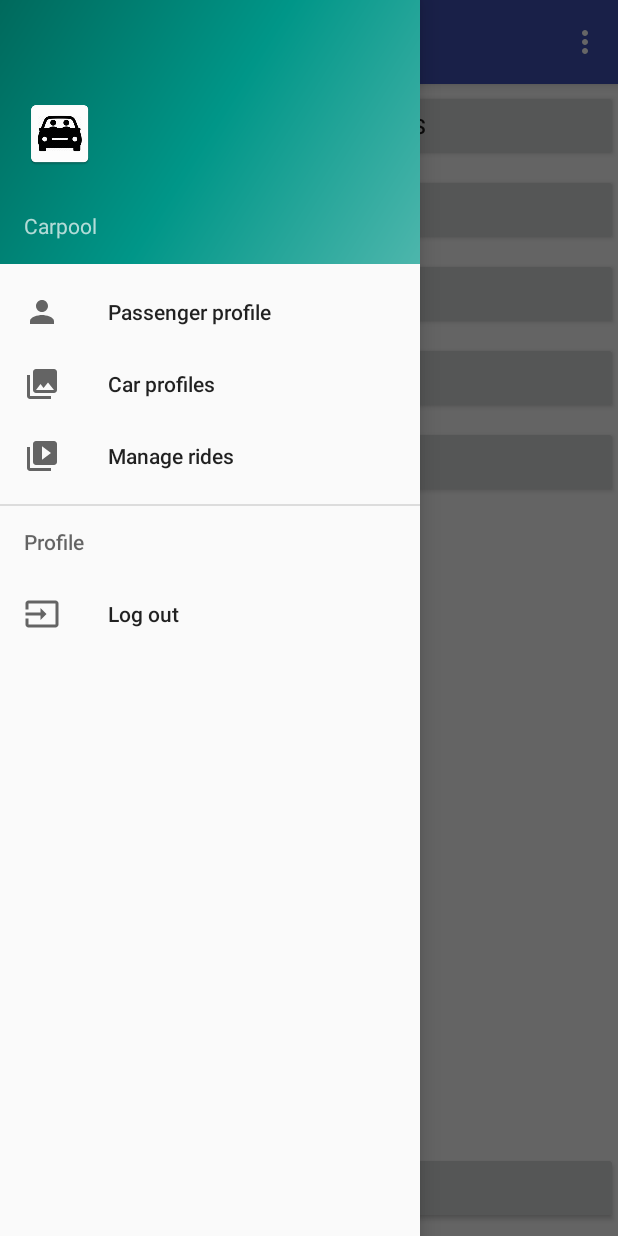
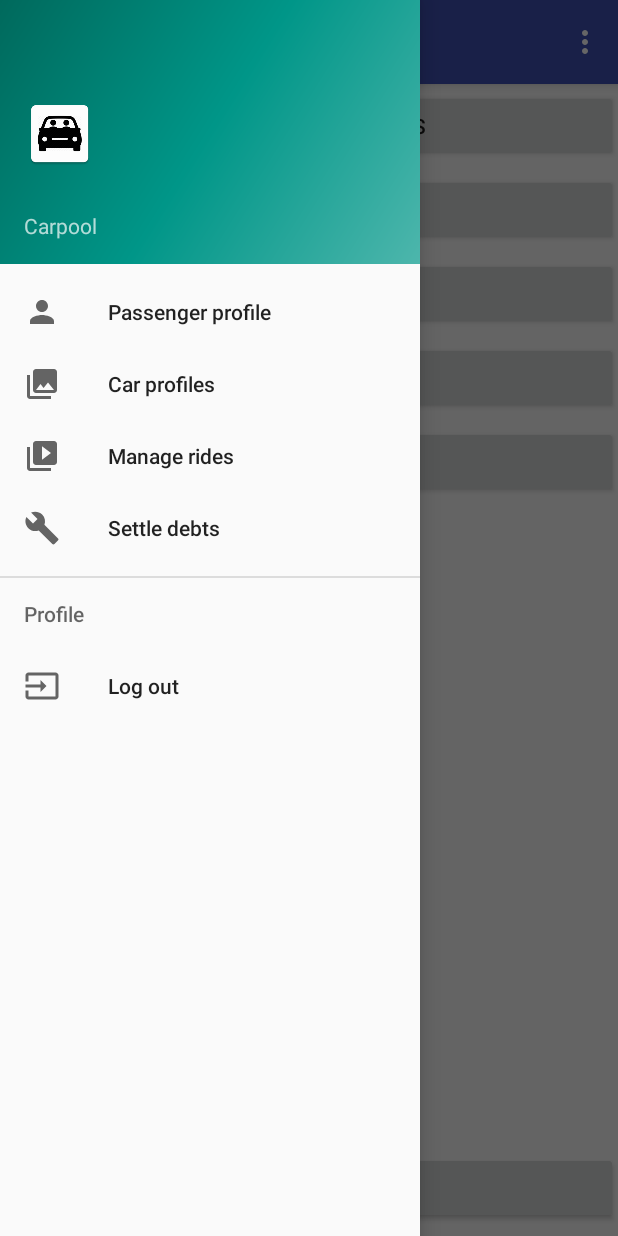
Before and after one commit to vladabraha/Carpool, an Android app: the screen it shows after launch once a user with an empty profile is signed in (Dashboard), with the side drawer open, on a phone screen of 412 x 824 dp. Run offline under Robolectric (Android 15) with nearby library versions, the light colour scheme and no system bars; our stand-ins replace Firebase (no records; nobody signed in at launch, a user with empty details on screens opened directly); libraries missing offline, so code that uses them is left out: com.firebase.ui.

Commit message:
Add settlement to navigationDrawer

```diff
--- a/app/src/main/AndroidManifest.xml
+++ b/app/src/main/AndroidManifest.xml
@@ -54,7 +54,8 @@
                   android:theme="@style/AppTheme.NoActionBar"/>
         <activity android:name=".Adapter.RideOverviewRecyclerViewAdapter" />
         <activity android:name=".Activities.FuelPrice" />
-        <activity android:name=".Activities.PassengerSettlement" />
+        <activity android:name=".Activities.PassengerSettlement"
+                  android:theme="@style/AppTheme.NoActionBar"/>
         <activity android:name=".Adapter.PassengerSettlementRecyclerViewAdapter" />
         <activity
             android:name=".Activities.NavigationDrawer"
--- a/app/src/main/java/cz/uhk/fim/brahavl1/carpoolv4/Activities/NavigationDrawer.java
+++ b/app/src/main/java/cz/uhk/fim/brahavl1/carpoolv4/Activities/NavigationDrawer.java
@@ -163,8 +163,9 @@ public class NavigationDrawer extends AppCompatActivity
         } else if (id == R.id.nav_manage_rides) {
             Intent intent = new Intent(NavigationDrawer.this, RideOverview.class);
             startActivity(intent);
-//        } else if (id == R.id.nav_manage) {
-
+        } else if (id == R.id.nav_settlement) {
+            Intent intentDebtSettlement = new Intent(NavigationDrawer.this, PassengerSettlement.class);
+            startActivity(intentDebtSettlement);
 //        } else if (id == R.id.nav_share) {
 //
         } else if (id == R.id.nav_logout) {
--- a/app/src/main/java/cz/uhk/fim/brahavl1/carpoolv4/Activities/PassengerSettlement.java
+++ b/app/src/main/java/cz/uhk/fim/brahavl1/carpoolv4/Activities/PassengerSettlement.java
@@ -31,7 +31,7 @@ import cz.uhk.fim.brahavl1.carpoolv4.Model.Passenger;
 import cz.uhk.fim.brahavl1.carpoolv4.Model.Ride;
 import cz.uhk.fim.brahavl1.carpoolv4.R;
 
-public class PassengerSettlement extends AppCompatActivity implements PassengerSettlementRecyclerViewAdapter.onButtonPassengerActionInterface{
+public class PassengerSettlement extends NavigationDrawer implements PassengerSettlementRecyclerViewAdapter.onButtonPassengerActionInterface{
 
     private FirebaseUser currentFirebaseUser;
     private DatabaseReference myRef;
@@ -52,7 +52,8 @@ public class PassengerSettlement extends AppCompatActivity implements PassengerS
     @Override
     protected void onCreate(Bundle savedInstanceState) {
         super.onCreate(savedInstanceState);
-        setContentView(R.layout.activity_passenger_settlement);
+//        setContentView(R.layout.activity_passenger_settlement);
+        getLayoutInflater().inflate(R.layout.activity_passenger_settlement, frameLayout);
 
         textViewSettlementInformation = findViewById(R.id.textViewSettlementInformation);
         editTextSettlement = findViewById(R.id.editTextSettlement);
--- a/app/src/main/res/layout/activity_passenger_settlement.xml
+++ b/app/src/main/res/layout/activity_passenger_settlement.xml
@@ -5,6 +5,7 @@
     android:layout_width="match_parent"
     android:layout_height="match_parent"
     tools:context=".Activities.PassengerSettlement"
+    android:layout_marginTop="60dp"
     android:orientation="vertical">
 
     <TextView
--- a/app/src/main/res/menu/activity_navigation_drawer_drawer.xml
+++ b/app/src/main/res/menu/activity_navigation_drawer_drawer.xml
@@ -16,10 +16,10 @@
             android:id="@+id/nav_manage_rides"
             android:icon="@drawable/ic_menu_slideshow"
             android:title="Manage rides" />
-        <!--<item-->
-            <!--android:id="@+id/nav_manage"-->
-            <!--android:icon="@drawable/ic_menu_manage"-->
-            <!--android:title="Tools" />-->
+        <item
+            android:id="@+id/nav_settlement"
+            android:icon="@drawable/ic_menu_manage"
+            android:title="Settle debts" />
     </group>
 
     <item android:title="Profile">
```
